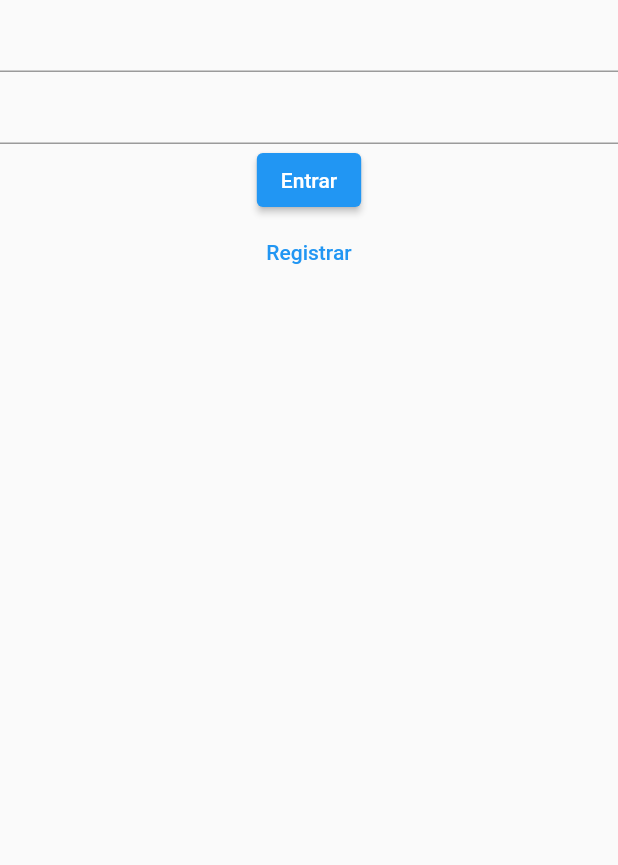
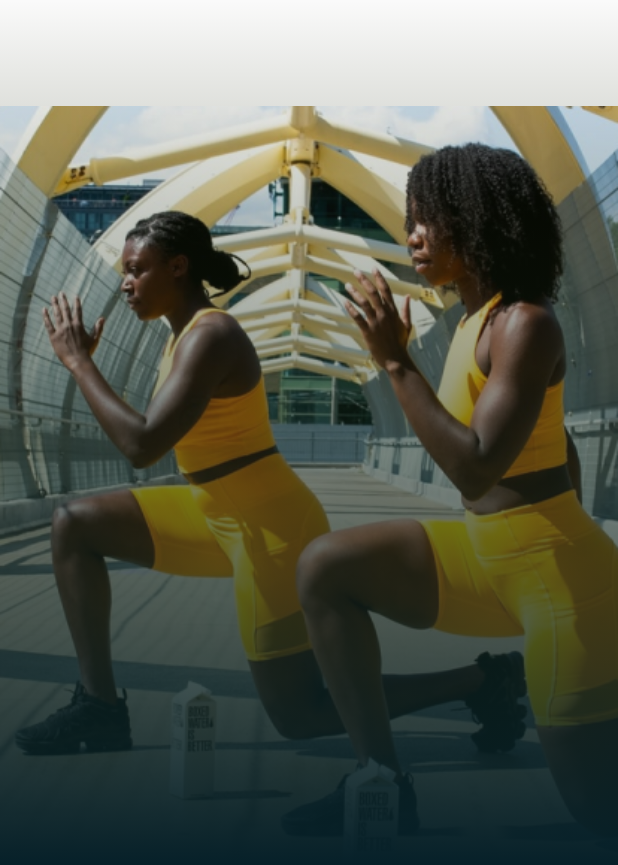
Before and after one commit to Diego-amd/apoio_forca_treino, a Flutter app: the screen it shows after launch, on a phone screen of 412 x 824 dp. Shown: the top 865 px of the screen. Run offline on Flutter 3.47's test engine with Material 2 defaults, Android fonts, the light colour scheme and no system bars; our stand-ins replace firebase_auth, firebase_core; accounts and stored records are empty.

Commit message:
Tela de login quase pronta

```diff
--- a/lib/view/login.view.dart
+++ b/lib/view/login.view.dart
@@ -23,42 +23,72 @@ class LoginView extends StatelessWidget {
   @override
   Widget build(BuildContext context) {
     return Scaffold(
-      body: Form(
-        key: formKey,
-        child: Column(
-          children: [
-            TextFormField(
-              onSaved: (value) => email = value!,
-              validator: (value) {
-                if (value!.isEmpty) {
-                  return "Campo e-mail obrigatório";
-                }
-                return null;
-              },
-            ),
-            TextFormField(
-              obscureText: true,
-              onSaved: (value) => senha = value!,
-              validator: (value) {
-                if (value!.isEmpty) {
-                  return "Campo senha obrigatório";
-                }
-                return null;
-              },
-            ),
-            ElevatedButton(
-              onPressed: () => save(context),
-              child: Text("Entrar"),
-            ),
-            TextButton(
-              onPressed: () {
-                Navigator.of(context).pushNamed('/register');
-              },
-              child: Text("Registrar"),
-            ),
-          ],
-        ),
-      ),
+      body: Container(
+          decoration: const BoxDecoration(
+            image: DecorationImage(image: AssetImage("images/login.png")),
+          ),
+          child: ListView(
+            children: <Widget>[
+              SizedBox(
+                height: MediaQuery.of(context).size.height * 1,
+                child: Container(
+                  decoration: const BoxDecoration(
+                      gradient: LinearGradient(
+                    begin: Alignment.bottomCenter,
+                    end: Alignment.topCenter,
+                    stops: [0.3, 1],
+                    colors: [
+                      Color.fromRGBO(6, 32, 41, 2),
+                      Color.fromARGB(0, 32, 41, 2),
+                    ],
+                  )),
+                ),
+              ),
+              const SizedBox(
+                  child: Text("BODY GOALS WORKOUT",
+                      style: TextStyle(
+                        fontWeight: FontWeight.bold,
+                        color: Colors.white,
+                        fontSize: 20,
+                      )))
+            ],
+          )),
+      // body: Form(
+      //   key: formKey,
+      //   child: Column(
+      //     children: [
+      //       TextFormField(
+      //         onSaved: (value) => email = value!,
+      //         validator: (value) {
+      //           if (value!.isEmpty) {
+      //             return "Campo e-mail obrigatório";
+      //           }
+      //           return null;
+      //         },
+      //       ),
+      //       TextFormField(
+      //         obscureText: true,
+      //         onSaved: (value) => senha = value!,
+      //         validator: (value) {
+      //           if (value!.isEmpty) {
+      //             return "Campo senha obrigatório";
+      //           }
+      //           return null;
+      //         },
+      //       ),
+      //       ElevatedButton(
+      //         onPressed: () => save(context),
+      //         child: Text("Entrar"),
+      //       ),
+      //       TextButton(
+      //         onPressed: () {
+      //           Navigator.of(context).pushNamed('/register');
+      //         },
+      //         child: Text("Registrar"),
+      //       ),
+      //     ],
+      //   ),
+      // ),
     );
   }
 }
--- a/pubspec.yaml
+++ b/pubspec.yaml
@@ -61,8 +61,8 @@ flutter:
   uses-material-design: true
 
   # To add assets to your application, add an assets section, like this:
-  # assets:
-  #   - images/a_dot_burr.jpeg
+  assets:
+    - images/login.png
   #   - images/a_dot_ham.jpeg
 
   # An image asset can refer to one or more resolution-specific "variants", see
```
Also changed, not shown: images/login.png (added), 1 other file.
